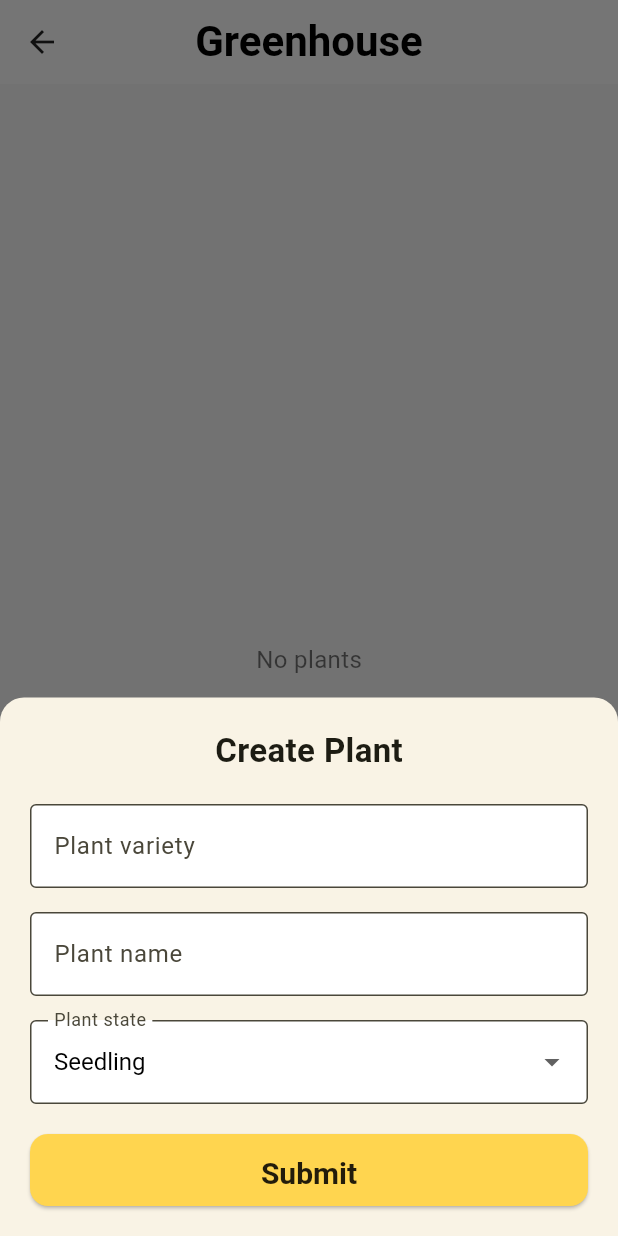
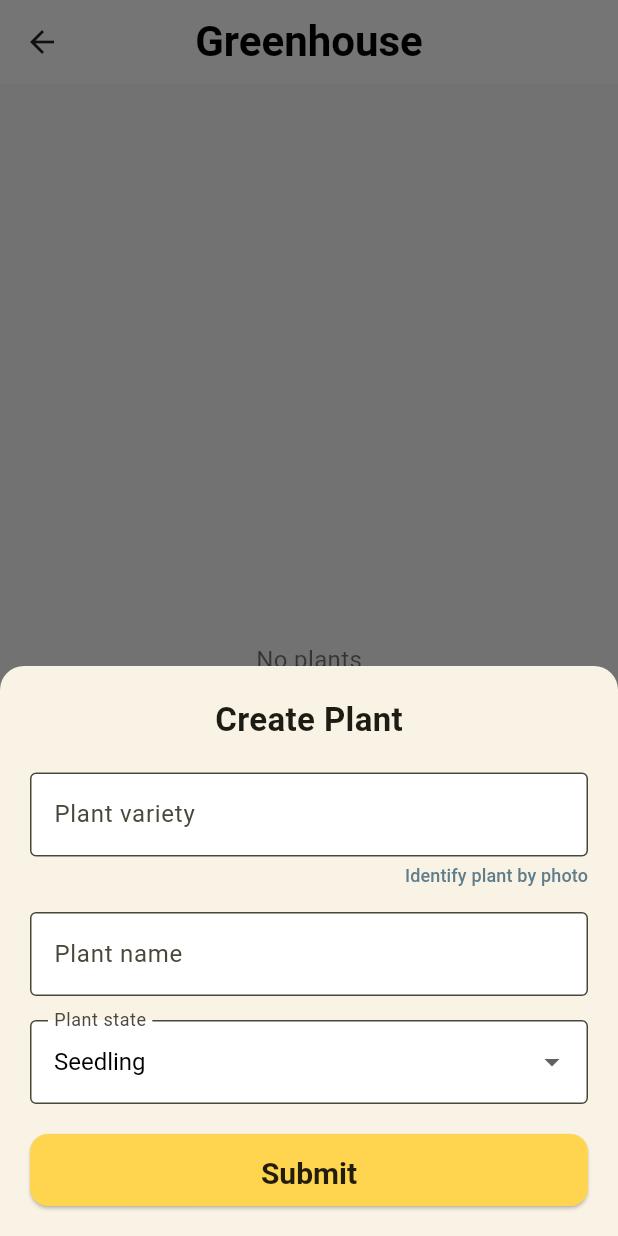
Before and after one commit to Felix-0901/Plant_APP, a Flutter app: the GreenhousePage screen opened by its route, after a tap on the "add" icon, on a phone screen of 412 x 824 dp. Run offline on Flutter 3.47's test engine with Material 3 defaults, Android fonts, the phone set to English and light mode, and no system bars; our stand-ins replace shared_preferences; accounts and stored records are empty; network calls fail.

Commit message:
優化主頁面以及新增植物頁面

```diff
--- a/lib/main.dart
+++ b/lib/main.dart
@@ -5,6 +5,7 @@ import 'pages/signup_page.dart';
 import 'pages/home_page.dart';
 import 'pages/greenhouse_page.dart';
 import 'pages/launch_gate.dart';
+import 'utils/nav.dart';
 
 void main() {
   WidgetsFlutterBinding.ensureInitialized();
@@ -58,6 +59,7 @@ class MyApp extends StatelessWidget {
         '/home': (_) => const HomePage(),
         '/greenhouse': (_) => const GreenhousePage(),
       },
+      navigatorObservers: [routeObserver],
     );
   }
 }
--- a/lib/pages/plant_create_sheet.dart
+++ b/lib/pages/plant_create_sheet.dart
@@ -3,6 +3,7 @@ import 'package:flutter/material.dart';
 import '../services/api_service.dart';
 import '../utils/session.dart';
 import '../utils/tools.dart';
+import 'package:url_launcher/url_launcher.dart'; // ← 用於開啟外部連結
 
 class PlantCreateSheet extends StatefulWidget {
   const PlantCreateSheet({super.key});
@@ -17,6 +18,9 @@ class _PlantCreateSheetState extends State<PlantCreateSheet> {
   final _name = TextEditingController();
   String _state = 'seedling'; // 預設值
   bool _loading = false;
+
+  static final Uri _plantNetUrl =
+      Uri.parse('https://identify.plantnet.org/zh-tw');
 
   @override
   void dispose() {
@@ -45,7 +49,6 @@ class _PlantCreateSheetState extends State<PlantCreateSheet> {
         email: email,
       );
 
-      // 成功：直接關閉並回傳 true
       // ignore: avoid_print
       print('Create plant => $data');
       if (!mounted) return;
@@ -54,6 +57,15 @@ class _PlantCreateSheetState extends State<PlantCreateSheet> {
       await showAlert(context, e.toString(), title: 'Create Failed');
     } finally {
       if (mounted) setState(() => _loading = false);
+    }
+  }
+
+  Future<void> _openPlantNet() async {
+    final ok = await launchUrl(_plantNetUrl, mode: LaunchMode.externalApplication);
+    if (!ok && mounted) {
+      ScaffoldMessenger.of(context).showSnackBar(
+        const SnackBar(content: Text('Failed to open link')),
+      );
     }
   }
 
@@ -71,7 +83,8 @@ class _PlantCreateSheetState extends State<PlantCreateSheet> {
             child: Column(
               mainAxisSize: MainAxisSize.min,
               children: [
-                const Text('Create Plant', style: TextStyle(fontSize: 22, fontWeight: FontWeight.bold)),
+                const Text('Create Plant',
+                    style: TextStyle(fontSize: 22, fontWeight: FontWeight.bold)),
                 const SizedBox(height: 20),
 
                 // Plant variety
@@ -82,8 +95,34 @@ class _PlantCreateSheetState extends State<PlantCreateSheet> {
                     border: OutlineInputBorder(),
                     contentPadding: EdgeInsets.symmetric(vertical: 16, horizontal: 12),
                   ),
-                  validator: (v) => (v == null || v.trim().isEmpty) ? 'Please enter variety' : null,
+                  validator: (v) =>
+                      (v == null || v.trim().isEmpty) ? 'Please enter variety' : null,
                 ),
+
+                // 與上方輸入框保留一點距離
+                const SizedBox(height: 4),
+
+                // 🔗 小小文字按鈕：右下角
+                Align(
+                  alignment: Alignment.centerRight,
+                  child: TextButton(
+                    onPressed: _openPlantNet,
+                    style: TextButton.styleFrom(
+                      padding: EdgeInsets.zero,
+                      minimumSize: const Size(0, 0),
+                      tapTargetSize: MaterialTapTargetSize.shrinkWrap,
+                    ),
+                    child: const Text(
+                      'Identify plant by photo',
+                      style: TextStyle(
+                        fontSize: 12, // 小字
+                        color: Colors.blueGrey, // 淡灰藍色
+                        decoration: TextDecoration.none, // ❌ 移除底線
+                      ),
+                    ),
+                  ),
+                ),
+
                 const SizedBox(height: 16),
 
                 // Plant name
@@ -94,11 +133,12 @@ class _PlantCreateSheetState extends State<PlantCreateSheet> {
                     border: OutlineInputBorder(),
                     contentPadding: EdgeInsets.symmetric(vertical: 16, horizontal: 12),
                   ),
-                  validator: (v) => (v == null || v.trim().isEmpty) ? 'Please enter name' : null,
+                  validator: (v) =>
+                      (v == null || v.trim().isEmpty) ? 'Please enter name' : null,
                 ),
                 const SizedBox(height: 16),
 
-                // Plant state (dropdown) —— 高度、寬度、文字顏色和 TextFormField 一致
+                // Plant state
                 DropdownButtonFormField<String>(
                   value: _state,
                   onChanged: (v) => setState(() => _state = v ?? _state),
@@ -112,12 +152,9 @@ class _PlantCreateSheetState extends State<PlantCreateSheet> {
                     border: OutlineInputBorder(),
                     contentPadding: EdgeInsets.symmetric(vertical: 16, horizontal: 12),
                   ),
-                  style: const TextStyle(
-                    fontSize: 16,
-                    color: Colors.black, // ✅ 文字顏色和 TextFormField 一樣
-                  ),
-                  dropdownColor: Colors.white, // ✅ 下拉背景白色
-                  isDense: true, // ✅ 保持標準高度
+                  style: const TextStyle(fontSize: 16, color: Colors.black),
+                  dropdownColor: Colors.white,
+                  isDense: true,
                 ),
                 const SizedBox(height: 20),
 
@@ -128,7 +165,10 @@ class _PlantCreateSheetState extends State<PlantCreateSheet> {
                   child: ElevatedButton(
                     onPressed: _loading ? null : _submit,
                     child: _loading
-                        ? const SizedBox(width: 20, height: 20, child: CircularProgressIndicator(strokeWidth: 2))
+                        ? const SizedBox(
+                            width: 20,
+                            height: 20,
+                            child: CircularProgressIndicator(strokeWidth: 2))
                         : const Text('Submit'),
                   ),
                 ),
--- a/lib/utils/nav.dart
+++ b/lib/utils/nav.dart
@@ -1,4 +1,5 @@
 import 'package:flutter/material.dart';
+import 'package:flutter/widgets.dart';
 
 Route<T> slideFromRight<T>(Widget page, {Duration duration = const Duration(milliseconds: 280)}) {
   return PageRouteBuilder<T>(
@@ -25,3 +26,5 @@ Route<T> slideFromLeft<T>(Widget page, {Duration duration = const Duration(milli
     },
   );
 }
+
+final RouteObserver<PageRoute<dynamic>> routeObserver = RouteObserver<PageRoute<dynamic>>();
--- a/pubspec.yaml
+++ b/pubspec.yaml
@@ -35,6 +35,7 @@ dependencies:
   # Use with the CupertinoIcons class for iOS style icons.
   cupertino_icons: ^1.0.8
   shared_preferences: ^2.3.2
+  url_launcher: ^6.3.0
 
 dev_dependencies:
   flutter_test:
```
Also changed, not shown: lib/pages/home_page.dart (+132 -36 lines), pubspec.lock, 6 other files.
